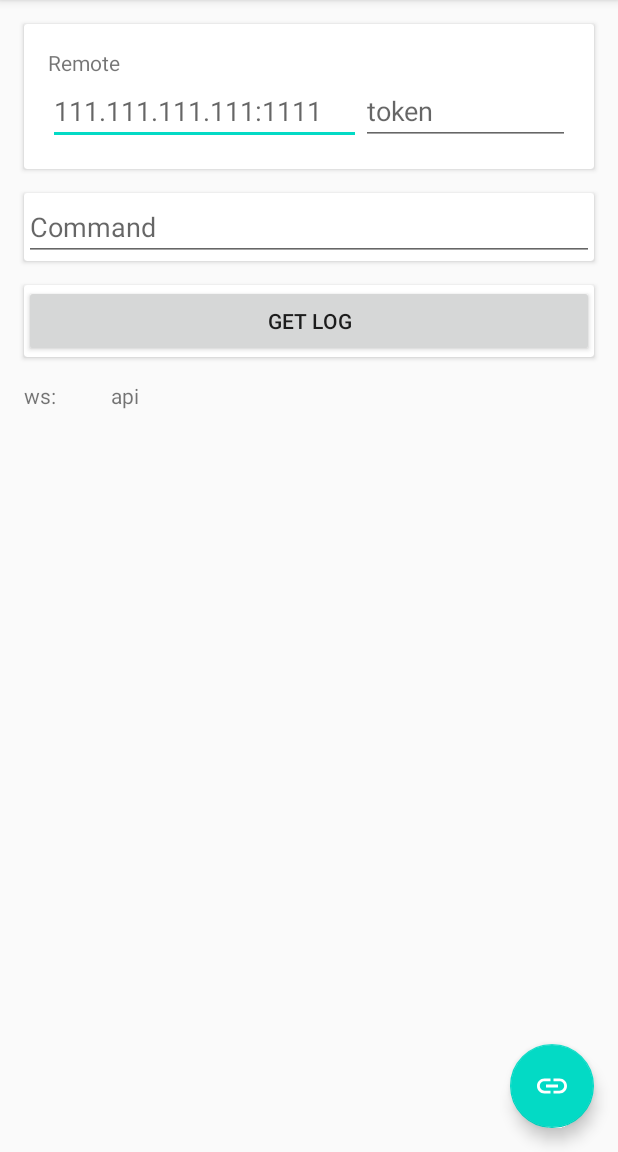
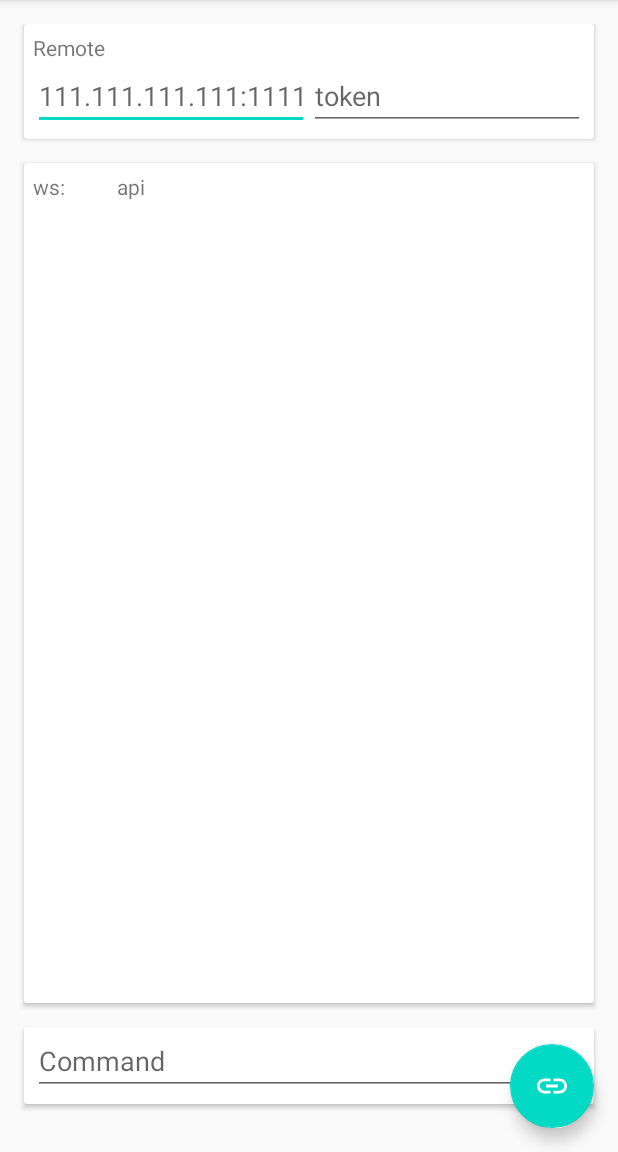
Before and after one commit to PoiCraft/PoiManager-Android, an Android app: the screen it shows after launch (MainActivity), after a tap on an icon or button, on a phone screen of 412 x 824 dp, the part 84-1236 px from its top. Run offline under Robolectric (Android 15) with nearby library versions, the phone set to English and light mode, and no system bars.

Commit message:
bug fixed && improved

```diff
--- a/app/src/main/java/github/poicraft/poimanager/MainActivity.kt
+++ b/app/src/main/java/github/poicraft/poimanager/MainActivity.kt
@@ -28,7 +28,7 @@ class MainActivity : AppCompatActivity() {
             wsClient.close(101, ' '.toString())
         }catch (e: Exception){ }
         wsClient = Http.ws(
-            host = "${findViewById<EditText>(R.id.server_address).text.toString()}/api/ws/cmd",
+            host = "${server_address.text}/api/ws/cmd",
             listener = object : WebSocketListener() {
                 override fun onOpen(webSocket: WebSocket, response: Response) {
                     webSocket.send("{\"token\":\"${server_token.text}\"}")
@@ -44,10 +44,25 @@ class MainActivity : AppCompatActivity() {
                         edit.putString("address", server_address.text.toString())
                         edit.putString("token", server_token.text.toString())
                         edit.apply()
-                        runOnUiThread {
-                            fab.hide()
-                            cmd_send.visibility = View.VISIBLE
-                        }
+                        Http.get("http://${server_address.text}/api/log/all?token=${server_token.text}",{ _, response ->
+                            val logs = JSONObject(response.body!!.string()).getJSONArray("content")
+                            for (i in 0 until logs.length()){
+                                val log = logs.getJSONObject(i)
+                                runOnUiThread {
+                                    adapter.addLog(
+                                        MLog(
+                                            log_msg = log.getString("log"),
+                                            log_type = log.getString("type")
+                                        )
+                                    )
+                                }
+                            }
+                            runOnUiThread {
+                                fab.hide()
+                                cmd_send.visibility = View.VISIBLE
+                                log_out.scrollToPosition(adapter.itemCount - 1)
+                            }
+                        })
                     }
                     runOnUiThread {
                         adapter.addLog(
@@ -56,6 +71,7 @@ class MainActivity : AppCompatActivity() {
                                 log_type = msg.getString("type")
                             )
                         )
+                        log_out.scrollToPosition(adapter.itemCount - 1)
                     }
 
                 }
@@ -87,6 +103,7 @@ class MainActivity : AppCompatActivity() {
                                 log_msg = t.message.toString()
                             )
                         )
+                        log_out.scrollToPosition(adapter.itemCount - 1)
                     }
                 }
             }
--- a/app/src/main/res/layout/content_main.xml
+++ b/app/src/main/res/layout/content_main.xml
@@ -4,139 +4,126 @@
     xmlns:tools="http://schemas.android.com/tools"
     android:layout_width="match_parent"
     android:layout_height="match_parent"
-    app:layout_behavior="@string/appbar_scrolling_view_behavior" >
-
-    <LinearLayout
-        android:layout_width="match_parent"
-        android:layout_height="match_parent"
-        android:orientation="vertical"
+    android:id="@+id/main_root"
+    app:layout_behavior="@string/appbar_scrolling_view_behavior"
+    android:paddingTop="@dimen/fab_margin"
     android:paddingBottom="@dimen/fab_margin">
 
     <androidx.cardview.widget.CardView
         android:layout_width="match_parent"
         android:layout_height="wrap_content"
         android:layout_marginLeft="@dimen/fab_margin"
-            android:layout_marginTop="@dimen/fab_margin"
-            android:layout_marginRight="@dimen/fab_margin">
+        android:layout_marginRight="@dimen/fab_margin"
+        android:id="@+id/server_config"
+        tools:ignore="MissingConstraints">
 
-            <LinearLayout
+        <androidx.constraintlayout.widget.ConstraintLayout
             android:layout_width="match_parent"
-                android:layout_height="match_parent"
-                android:orientation="vertical"
-                android:padding="@dimen/fab_margin">
+            android:layout_height="match_parent">
 
-                <LinearLayout
-                    android:layout_width="match_parent"
-                    android:layout_height="match_parent"
-                    android:orientation="horizontal">
 
             <TextView
+                android:id="@+id/textView"
                 android:layout_width="wrap_content"
                 android:layout_height="wrap_content"
-                        android:text="@string/setting_server" />
+                android:layout_marginTop="6dp"
+                android:text="@string/setting_server"
+                app:layout_constraintBottom_toTopOf="@+id/server_address"
+                app:layout_constraintStart_toStartOf="@+id/server_address"
+                app:layout_constraintTop_toTopOf="parent"
+                app:layout_constraintVertical_chainStyle="packed" />
 
-                </LinearLayout>
-
-                <LinearLayout
-                    android:layout_width="match_parent"
-                    android:layout_height="match_parent"
-                    android:baselineAligned="false"
-                    android:orientation="horizontal">
-
-                    <LinearLayout
-                        android:layout_width="0dp"
-                        android:layout_height="match_parent"
-                        android:layout_weight="6"
-                        android:orientation="vertical">
 
             <EditText
                 android:id="@+id/server_address"
-                            android:layout_width="match_parent"
+                android:layout_width="0dp"
                 android:layout_height="wrap_content"
+                android:layout_marginStart="6dp"
+                android:layout_marginBottom="6dp"
                 android:ems="10"
                 android:hint="@string/server_address_hint"
                 android:importantForAutofill="no"
-                            android:inputType="text" />
-                    </LinearLayout>
+                android:inputType="text"
+                app:layout_constraintBottom_toBottomOf="parent"
+                app:layout_constraintEnd_toStartOf="@+id/server_token"
+                app:layout_constraintStart_toStartOf="parent"
+                app:layout_constraintTop_toBottomOf="@+id/textView" />
 
-                    <LinearLayout
-                        android:layout_width="0dp"
-                        android:layout_height="match_parent"
-                        android:layout_weight="4"
-                        android:orientation="vertical">
 
             <EditText
                 android:id="@+id/server_token"
-                            android:layout_width="match_parent"
+                android:layout_width="0dp"
                 android:layout_height="wrap_content"
+                android:layout_marginEnd="6dp"
                 android:ems="10"
                 android:hint="@string/server_token_hint"
                 android:importantForAutofill="no"
-                            android:inputType="textPassword" />
-                    </LinearLayout>
+                android:inputType="textPassword"
+                app:layout_constraintBaseline_toBaselineOf="@+id/server_address"
+                app:layout_constraintEnd_toEndOf="parent"
+                app:layout_constraintStart_toEndOf="@+id/server_address" />
 
-                </LinearLayout>
 
-            </LinearLayout>
+        </androidx.constraintlayout.widget.ConstraintLayout>
 
     </androidx.cardview.widget.CardView>
 
     <androidx.cardview.widget.CardView
-            android:layout_width="match_parent"
-            android:layout_height="wrap_content"
-            android:layout_marginLeft="@dimen/fab_margin"
+        android:id="@+id/server_log"
+        android:layout_width="0dp"
+        android:layout_height="0dp"
         android:layout_marginTop="@dimen/fab_margin"
-            android:layout_marginRight="@dimen/fab_margin">
-
-            <LinearLayout
-                android:layout_width="match_parent"
-                android:layout_height="match_parent"
-                android:orientation="horizontal">
-
-                <EditText
-                    android:id="@+id/cmd_in"
-                    android:layout_width="wrap_content"
-                    android:layout_height="wrap_content"
-                    android:layout_weight="9"
-                    android:ems="10"
-                    android:hint="@string/cmd_hint"
-                    android:importantForAutofill="no"
-                    android:inputType="textPersonName" />
-
-                <ImageButton
-                    android:id="@+id/cmd_send"
-                    android:layout_width="wrap_content"
-                    android:layout_height="match_parent"
-                    android:layout_weight="1"
-                    android:contentDescription="@string/send_button"
-                    android:visibility="gone"
-                    app:srcCompat="@drawable/ic_baseline_send_24_dark" />
-            </LinearLayout>
-
-        </androidx.cardview.widget.CardView>
-
-        <androidx.cardview.widget.CardView
-            android:layout_width="match_parent"
-            android:layout_height="wrap_content"
-            android:layout_marginLeft="@dimen/fab_margin"
-            android:layout_marginTop="@dimen/fab_margin"
-            android:layout_marginRight="@dimen/fab_margin">
-
-            <Button
-                android:id="@+id/view_log"
-                android:layout_width="match_parent"
-                android:layout_height="wrap_content"
-                android:text="@string/view_log" />
-        </androidx.cardview.widget.CardView>
+        android:layout_marginBottom="@dimen/fab_margin"
+        app:layout_constraintBottom_toTopOf="@+id/server_cmd"
+        app:layout_constraintEnd_toEndOf="@+id/server_config"
+        app:layout_constraintStart_toStartOf="@+id/server_config"
+        app:layout_constraintTop_toBottomOf="@id/server_config">
 
         <androidx.recyclerview.widget.RecyclerView
             android:id="@+id/log_out"
             android:layout_width="match_parent"
             android:layout_height="match_parent"
-            android:layout_marginLeft="@dimen/fab_margin"
-            android:layout_marginTop="@dimen/fab_margin"
-            android:layout_marginRight="@dimen/fab_margin" />
+            android:layout_margin="6dp" />
+    </androidx.cardview.widget.CardView>
 
-    </LinearLayout>
+    <androidx.cardview.widget.CardView
+        android:id="@+id/server_cmd"
+        android:layout_width="0dp"
+        android:layout_height="wrap_content"
+        android:layout_marginBottom="@dimen/fab_margin"
+        app:layout_constraintBottom_toBottomOf="parent"
+        app:layout_constraintEnd_toEndOf="@+id/server_config"
+        app:layout_constraintStart_toStartOf="@+id/server_config">
+
+        <androidx.constraintlayout.widget.ConstraintLayout
+            android:layout_width="match_parent"
+            android:layout_height="match_parent">
+
+            <EditText
+                android:id="@+id/cmd_in"
+                android:layout_width="0dp"
+                android:layout_height="wrap_content"
+                android:layout_marginStart="6dp"
+                android:layout_marginBottom="6dp"
+                android:ems="10"
+                android:hint="@string/cmd_hint"
+                android:importantForAutofill="no"
+                android:inputType="textPersonName"
+                app:layout_constraintBottom_toBottomOf="parent"
+                app:layout_constraintEnd_toStartOf="@+id/cmd_send"
+                app:layout_constraintStart_toStartOf="parent" />
+
+            <ImageButton
+                android:id="@+id/cmd_send"
+                android:layout_width="0dp"
+                android:layout_height="wrap_content"
+                android:contentDescription="@string/send_button"
+                android:visibility="gone"
+                app:layout_constraintBaseline_toBaselineOf="@id/cmd_in"
+                app:layout_constraintEnd_toEndOf="parent"
+                app:srcCompat="@drawable/ic_baseline_send_24_dark" />
+        </androidx.constraintlayout.widget.ConstraintLayout>
+
+    </androidx.cardview.widget.CardView>
 
 </androidx.constraintlayout.widget.ConstraintLayout>
--- a/app/src/main/res/layout/log_item.xml
+++ b/app/src/main/res/layout/log_item.xml
@@ -21,6 +21,8 @@
             android:id="@+id/log_msg"
             android:layout_width="0dp"
             android:layout_height="wrap_content"
-            android:layout_weight="11" />
+            android:layout_weight="11"
+            android:autoLink="all"
+            android:textIsSelectable="true" />
     </LinearLayout>
 </androidx.constraintlayout.widget.ConstraintLayout>
```
Lines whose indentation alone changed are shown as unchanged.
